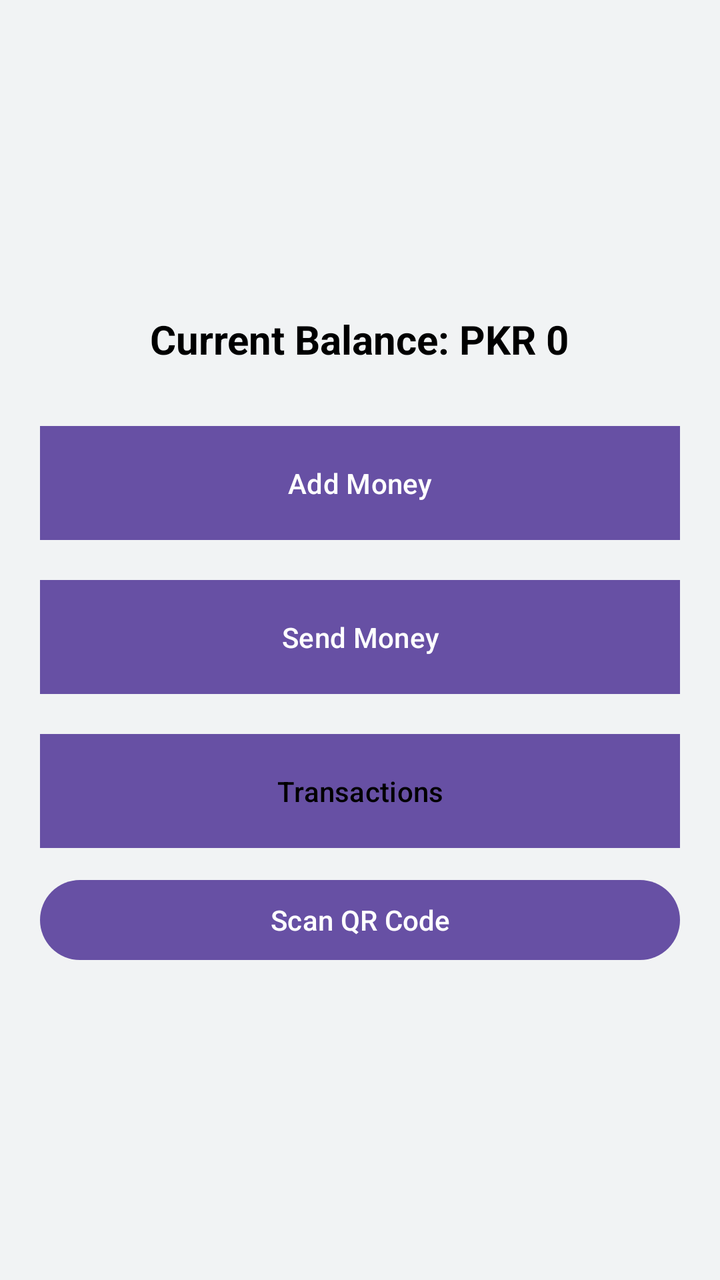
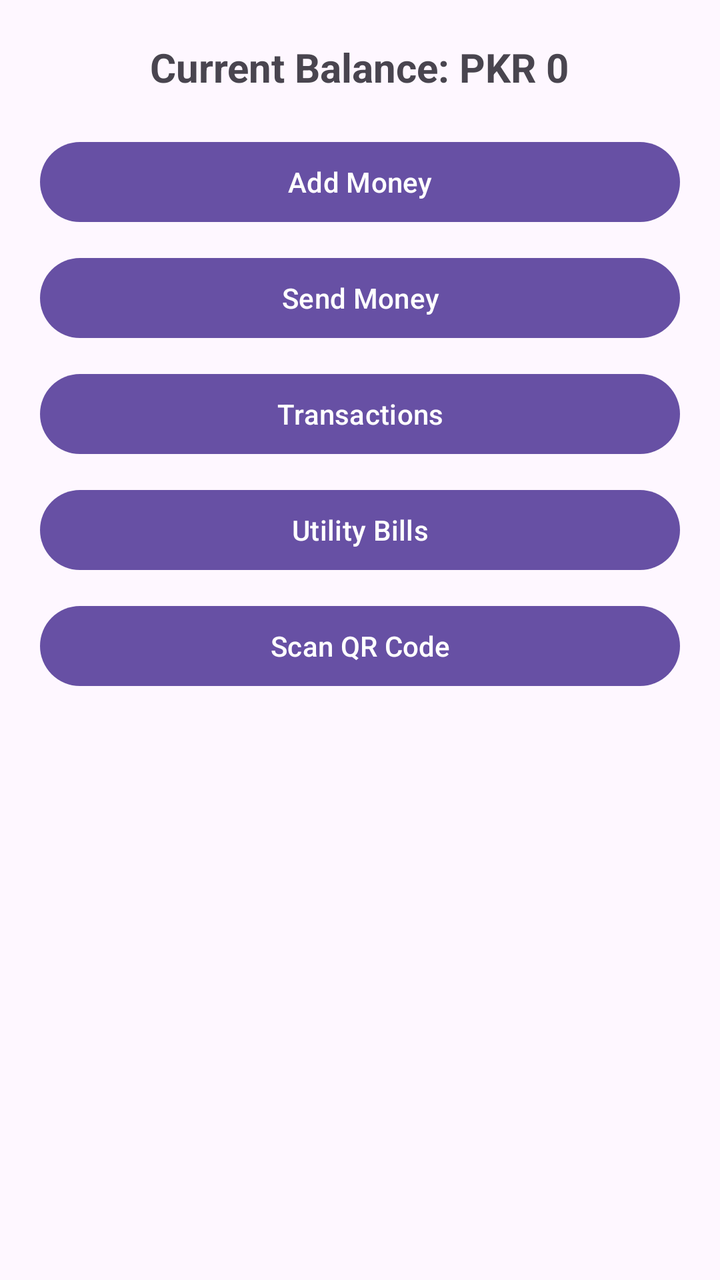

Screens rendered from an Android XML layout before and after an edit, with the pre-edit source and the edit as a unified diff.
<!-- AndroidManifest.xml: application theme Theme.Gpayapp -->
<!-- res/layout/dashboard_fragment.xml -->
<?xml version="1.0" encoding="utf-8"?>
<LinearLayout xmlns:android="http://schemas.android.com/apk/res/android"
    android:orientation="vertical"
    android:gravity="center"
    android:background="#F1F3F4"
    android:padding="20dp"
    android:layout_width="match_parent"
    android:layout_height="match_parent">

    <TextView
        android:id="@+id/tvBalance"
        android:text="Current Balance: PKR 0"
        android:textColor="#000000"
        android:textSize="20sp"
        android:layout_marginBottom="30dp"
        android:textStyle="bold"
        android:layout_width="wrap_content"
        android:layout_height="wrap_content" />

    <Button
        android:id="@+id/btnAddMoney"
        android:text="Add Money"
        android:layout_width="match_parent"
        android:background="#4285F4"
        android:textColor="#FFFFFF"
        android:padding="15dp"
        android:layout_marginBottom="20dp"
        android:layout_height="wrap_content" />

    <Button
        android:id="@+id/btnSendMoney"
        android:text="Send Money"
        android:layout_width="match_parent"
        android:background="#34A853"
        android:textColor="#FFFFFF"
        android:padding="15dp"
        android:layout_marginBottom="20dp"
        android:layout_height="wrap_content" />

    <Button
        android:id="@+id/btnTransactions"
        android:text="Transactions"
        android:layout_width="match_parent"
        android:background="#FBBC05"
        android:textColor="#000000"
        android:padding="15dp"
        android:layout_height="wrap_content" />
    <Button
        android:id="@+id/btnQRScan"
        android:layout_width="match_parent"
        android:layout_height="wrap_content"
        android:text="Scan QR Code"
        android:layout_marginTop="12dp"/>

</LinearLayout>
<!-- resources referenced by this layout -->
<resources>
  <style name="Theme.Gpayapp" parent="Base.Theme.Gpayapp" />
  <style name="Base.Theme.Gpayapp" parent="Theme.Material3.DayNight.NoActionBar">
          
          
      </style>
</resources>

<!-- the commit's change to res/layout/dashboard_fragment.xml (unified diff, before → after) -->
@@ -1,55 +1,63 @@
 <?xml version="1.0" encoding="utf-8"?>
-<LinearLayout xmlns:android="http://schemas.android.com/apk/res/android"
-    android:orientation="vertical"
-    android:gravity="center"
-    android:background="#F1F3F4"
-    android:padding="20dp"
+<ScrollView xmlns:android="http://schemas.android.com/apk/res/android"
     android:layout_width="match_parent"
     android:layout_height="match_parent">
 
-    <TextView
-        android:id="@+id/tvBalance"
-        android:text="Current Balance: PKR 0"
-        android:textColor="#000000"
-        android:textSize="20sp"
-        android:layout_marginBottom="30dp"
-        android:textStyle="bold"
-        android:layout_width="wrap_content"
-        android:layout_height="wrap_content" />
-
-    <Button
-        android:id="@+id/btnAddMoney"
-        android:text="Add Money"
-        android:layout_width="match_parent"
-        android:background="#4285F4"
-        android:textColor="#FFFFFF"
-        android:padding="15dp"
-        android:layout_marginBottom="20dp"
-        android:layout_height="wrap_content" />
-
-    <Button
-        android:id="@+id/btnSendMoney"
-        android:text="Send Money"
-        android:layout_width="match_parent"
-        android:background="#34A853"
-        android:textColor="#FFFFFF"
-        android:padding="15dp"
-        android:layout_marginBottom="20dp"
-        android:layout_height="wrap_content" />
-
-    <Button
-        android:id="@+id/btnTransactions"
-        android:text="Transactions"
-        android:layout_width="match_parent"
-        android:background="#FBBC05"
-        android:textColor="#000000"
-        android:padding="15dp"
-        android:layout_height="wrap_content" />
-    <Button
-        android:id="@+id/btnQRScan"
+    <LinearLayout
         android:layout_width="match_parent"
         android:layout_height="wrap_content"
-        android:text="Scan QR Code"
-        android:layout_marginTop="12dp"/>
+        android:orientation="vertical"
+        android:padding="20dp"
+        android:gravity="center_horizontal">
 
-</LinearLayout>
+        
+        <TextView
+            android:id="@+id/tvBalance"
+            android:layout_width="wrap_content"
+            android:layout_height="wrap_content"
+            android:text="Current Balance: PKR 0"
+            android:textSize="20sp"
+            android:textStyle="bold"
+            android:layout_marginBottom="20dp"/>
+
+        
+        <Button
+            android:id="@+id/btnAddMoney"
+            android:layout_width="match_parent"
+            android:layout_height="wrap_content"
+            android:text="Add Money"/>
+
+        
+        <Button
+            android:id="@+id/btnSendMoney"
+            android:layout_width="match_parent"
+            android:layout_height="wrap_content"
+            android:text="Send Money"
+            android:layout_marginTop="10dp"/>
+
+        
+        <Button
+            android:id="@+id/btnTransactions"
+            android:layout_width="match_parent"
+            android:layout_height="wrap_content"
+            android:text="Transactions"
+            android:layout_marginTop="10dp"/>
+
+        
+        <Button
+            android:id="@+id/btnUtility"
+            android:layout_width="match_parent"
+            android:layout_height="wrap_content"
+            android:text="Utility Bills"
+            android:layout_marginTop="10dp"/>
+
+        
+        <Button
+            android:id="@+id/btnQRScan"
+            android:layout_width="match_parent"
+            android:layout_height="wrap_content"
+            android:text="Scan QR Code"
+            android:layout_marginTop="10dp"/>
+
+    </LinearLayout>
+</ScrollView>
